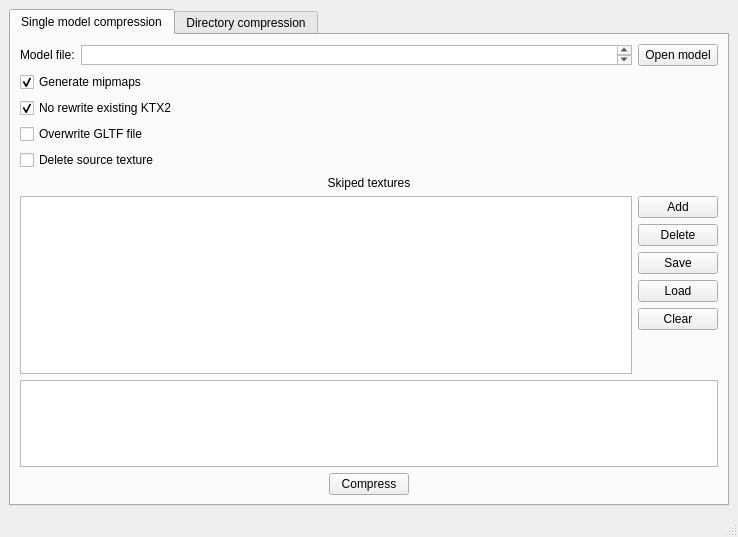
Above: tools/texture-compressor/texcompr-gui/forms/mainwindow.ui from maisvendoo/RRS before the change. Below: the same form after it.
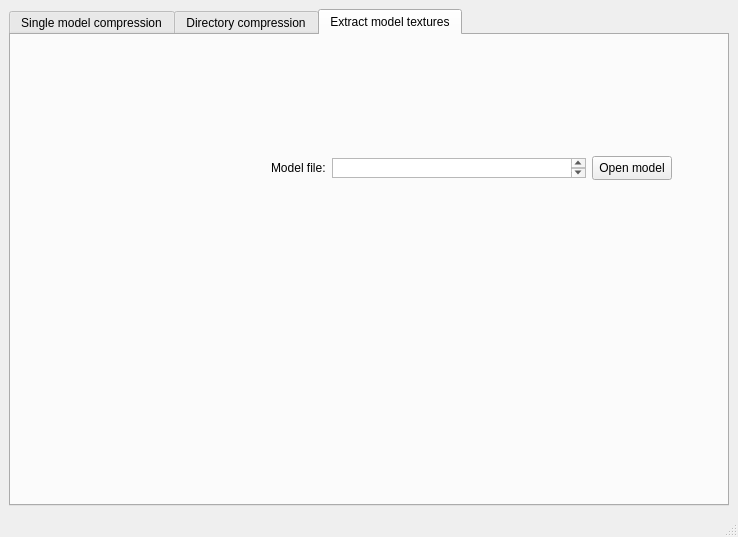
That is the form after the change.

The edit to the form file:
```diff
--- a/tools/texture-compressor/texcompr-gui/forms/mainwindow.ui
+++ b/tools/texture-compressor/texcompr-gui/forms/mainwindow.ui
@@ -18,7 +18,7 @@
     <item>
      <widget class="QTabWidget" name="twMode">
       <property name="currentIndex">
-       <number>0</number>
+       <number>2</number>
       </property>
       <widget class="QWidget" name="SingleModel">
        <attribute name="title">
@@ -382,6 +382,59 @@
         </item>
        </layout>
       </widget>
+      <widget class="QWidget" name="tab">
+       <attribute name="title">
+        <string>Extract model textures</string>
+       </attribute>
+       <widget class="QWidget" name="layoutWidget">
+        <property name="geometry">
+         <rect>
+          <x>260</x>
+          <y>120</y>
+          <width>401</width>
+          <height>26</height>
+         </rect>
+        </property>
+        <layout class="QHBoxLayout" name="horizontalLayout_8">
+         <item>
+          <widget class="QLabel" name="label_4">
+           <property name="maximumSize">
+            <size>
+             <width>16777215</width>
+             <height>20</height>
+            </size>
+           </property>
+           <property name="text">
+            <string>Model file:</string>
+           </property>
+          </widget>
+         </item>
+         <item>
+          <widget class="QTextEdit" name="teModelPath_2">
+           <property name="maximumSize">
+            <size>
+             <width>16777215</width>
+             <height>20</height>
+            </size>
+           </property>
+          </widget>
+         </item>
+         <item>
+          <widget class="QPushButton" name="pbOpenModel_2">
+           <property name="maximumSize">
+            <size>
+             <width>16777215</width>
+             <height>24</height>
+            </size>
+           </property>
+           <property name="text">
+            <string>Open model</string>
+           </property>
+          </widget>
+         </item>
+        </layout>
+       </widget>
+      </widget>
      </widget>
     </item>
    </layout>
```
